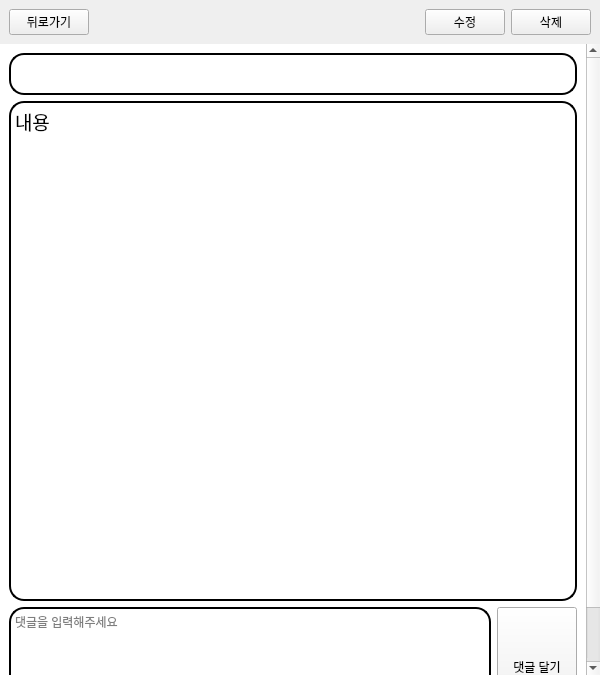
The window that ui/postwidget.ui (sm136599/VEDA_Qt_blog_client) describes before a commit, drawn with Qt 5.
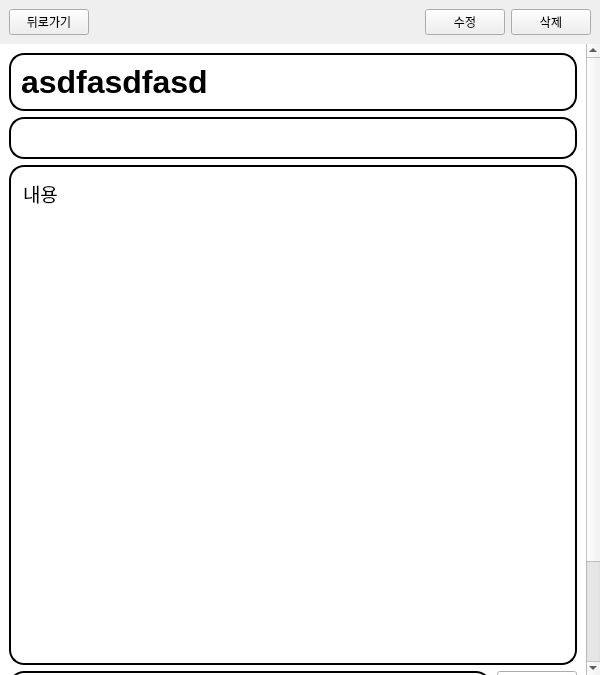
The same window after the commit.

Commit message: design : 디자인 통일

Patch:
```diff
--- a/ui/postwidget.ui
+++ b/ui/postwidget.ui
@@ -92,7 +92,7 @@
         <x>0</x>
         <y>0</y>
         <width>583</width>
-        <height>699</height>
+        <height>767</height>
        </rect>
       </property>
       <property name="styleSheet">
@@ -100,11 +100,19 @@
 border: 2px solid black;
 border-radius: 15px;
 background-color: white;
+padding: 8px;
 }
 QTextEdit {
 border: 2px solid black;
 border-radius: 15px;
 background-color: white;
+padding: 8px;
+}
+QLabel {
+border: 2px solid black;
+border-radius: 15px;
+background-color: white;
+padding: 8px;
 }
 QWidget {
 background-color: white;
@@ -113,7 +121,7 @@
 background-color: none;
 }</string>
       </property>
-      <layout class="QVBoxLayout" name="verticalLayout_2" stretch="0,1,0">
+      <layout class="QVBoxLayout" name="verticalLayout_2" stretch="0,0,1,0">
        <item>
         <widget class="QLineEdit" name="titleLineEdit">
          <property name="font">
@@ -122,11 +130,29 @@
            <bold>true</bold>
           </font>
          </property>
+         <property name="styleSheet">
+          <string notr="true"/>
+         </property>
+         <property name="text">
+          <string>asdfasdfasd</string>
+         </property>
          <property name="readOnly">
           <bool>true</bool>
          </property>
         </widget>
        </item>
+       <item>
+        <widget class="QLabel" name="writerLabel">
+         <property name="font">
+          <font>
+           <pointsize>14</pointsize>
+          </font>
+         </property>
+         <property name="text">
+          <string/>
+         </property>
+        </widget>
+       </item>
        <item>
         <widget class="QTextEdit" name="textEdit">
          <property name="enabled">
@@ -144,6 +170,11 @@
            <height>500</height>
           </size>
          </property>
+         <property name="font">
+          <font>
+           <pointsize>14</pointsize>
+          </font>
+         </property>
          <property name="frameShape">
           <enum>QFrame::NoFrame</enum>
          </property>
@@ -163,8 +194,8 @@
 hr { height: 1px; border-width: 0; }
 li.unchecked::marker { content: &quot;\2610&quot;; }
 li.checked::marker { content: &quot;\2612&quot;; }
-&lt;/style&gt;&lt;/head&gt;&lt;body style=&quot; font-family:'맑은 고딕'; font-size:9pt; font-weight:400; font-style:normal;&quot;&gt;
-&lt;p style=&quot; margin-top:0px; margin-bottom:0px; margin-left:0px; margin-right:0px; -qt-block-indent:0; text-indent:0px;&quot;&gt;&lt;span style=&quot; font-size:14pt;&quot;&gt;내용&lt;/span&gt;&lt;/p&gt;&lt;/body&gt;&lt;/html&gt;</string>
+&lt;/style&gt;&lt;/head&gt;&lt;body style=&quot; font-family:'맑은 고딕'; font-size:14pt; font-weight:400; font-style:normal;&quot;&gt;
+&lt;p style=&quot; margin-top:0px; margin-bottom:0px; margin-left:0px; margin-right:0px; -qt-block-indent:0; text-indent:0px;&quot;&gt;내용&lt;/p&gt;&lt;/body&gt;&lt;/html&gt;</string>
          </property>
          <property name="textInteractionFlags">
           <set>Qt::TextSelectableByKeyboard|Qt::TextSelectableByMouse</set>
```
The commit also changes 6 other files.
